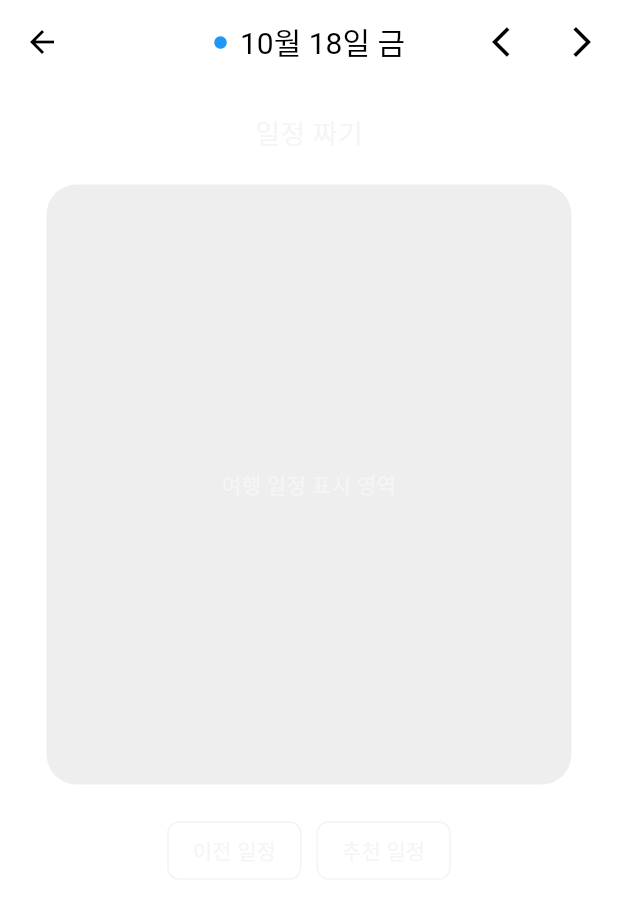
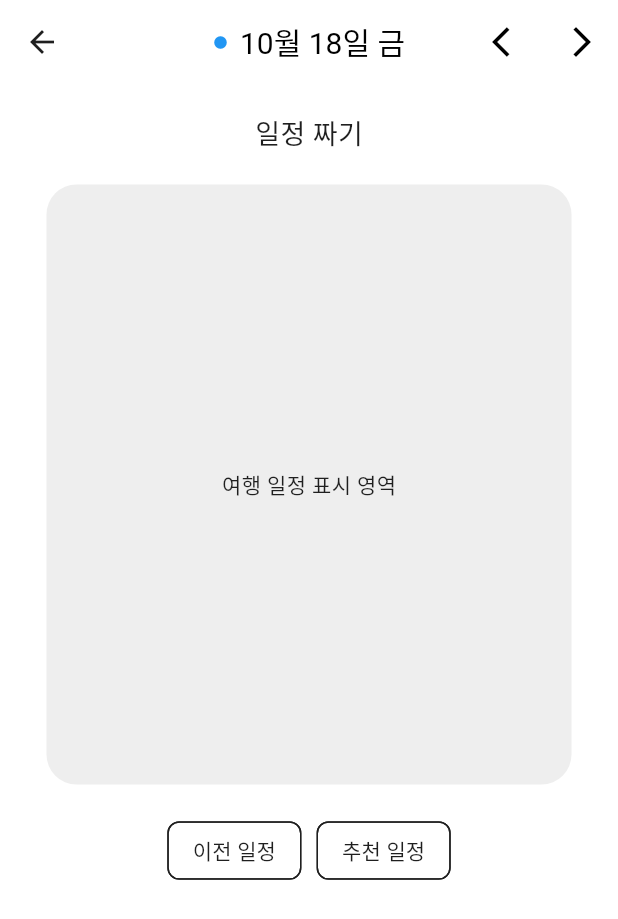
Before and after one commit to aryeongchoi/pbl, a Flutter app: the MyTripPage screen opened directly, on a phone screen of 412 x 824 dp. Shown: the top 919 px of the screen. Run offline on Flutter 3.47's test engine with Material 3 defaults, Android fonts, the light colour scheme and no system bars; our stand-ins replace cloud_firestore, firebase_auth, firebase_core, google_maps_flutter, google_places_flutter, google_sign_in and 1 more; accounts and stored records are empty.

Commit message:
202411211044 ColorScheme

```diff
--- a/lib/main.dart
+++ b/lib/main.dart
@@ -30,11 +30,12 @@ class MyApp extends StatelessWidget {
           primaryContainer: Color(0xFFF3A7AC), // PANTONE 494C
           onPrimaryContainer: Color.fromRGBO(172, 123, 125, 1),
 
-          tertiary: Color(0xFFFFFEEA),
+          tertiary: Color.fromRGBO(255, 254, 234, 1),
           onTertiary: Color(0xFFABAA92),
 
           surface: Color(0xFFFFFFFF), // PANTONE White C
-          onSurface: Color(0xFFF5F5F5),
+
+          onSurface: Color.fromARGB(255, 31, 31, 31), //글자랑 아이콘 색
 
           error: Colors.red, // 기본 오류 색상
           onError: Colors.white,
--- a/lib/pages/info_page.dart
+++ b/lib/pages/info_page.dart
@@ -179,7 +179,8 @@ class _InfoPageState extends State<InfoPage> {
           shape: BoxShape.circle,
         ),
         outsideDaysVisible: false,
-        defaultTextStyle: const TextStyle(fontSize: 20),
+        defaultTextStyle:
+            const TextStyle(fontSize: 20, color: Color.fromARGB(255, 0, 0, 0)),
         weekendTextStyle: const TextStyle(fontSize: 20, color: Colors.red),
       ),
       calendarBuilders: CalendarBuilders(
--- a/lib/pages/mytrip_page.dart
+++ b/lib/pages/mytrip_page.dart
@@ -8,7 +8,9 @@ class MyTripPage extends StatelessWidget {
     return Scaffold(
       appBar: AppBar(
         leading: IconButton(
-          icon: const Icon(Icons.arrow_back, color: Colors.black),
+          icon: const Icon(
+            Icons.arrow_back,
+          ),
           onPressed: () {
             Navigator.pop(context); // 뒤로 가기
           },
```
